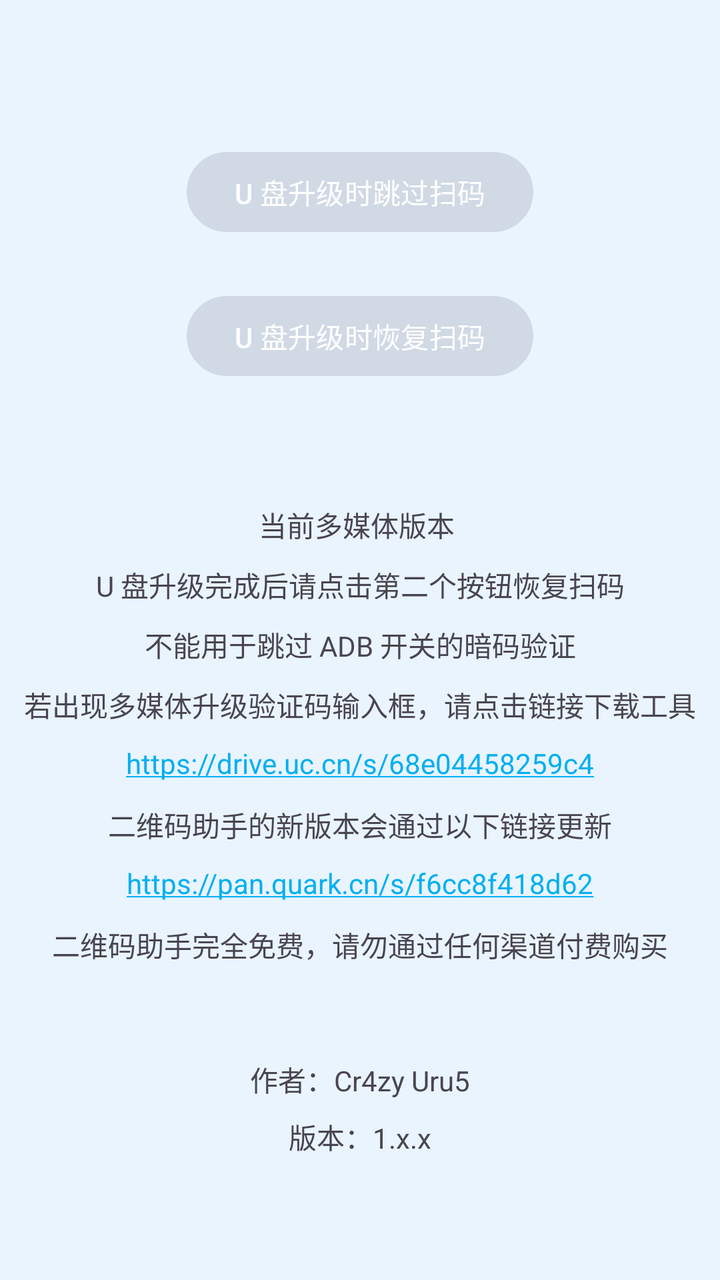
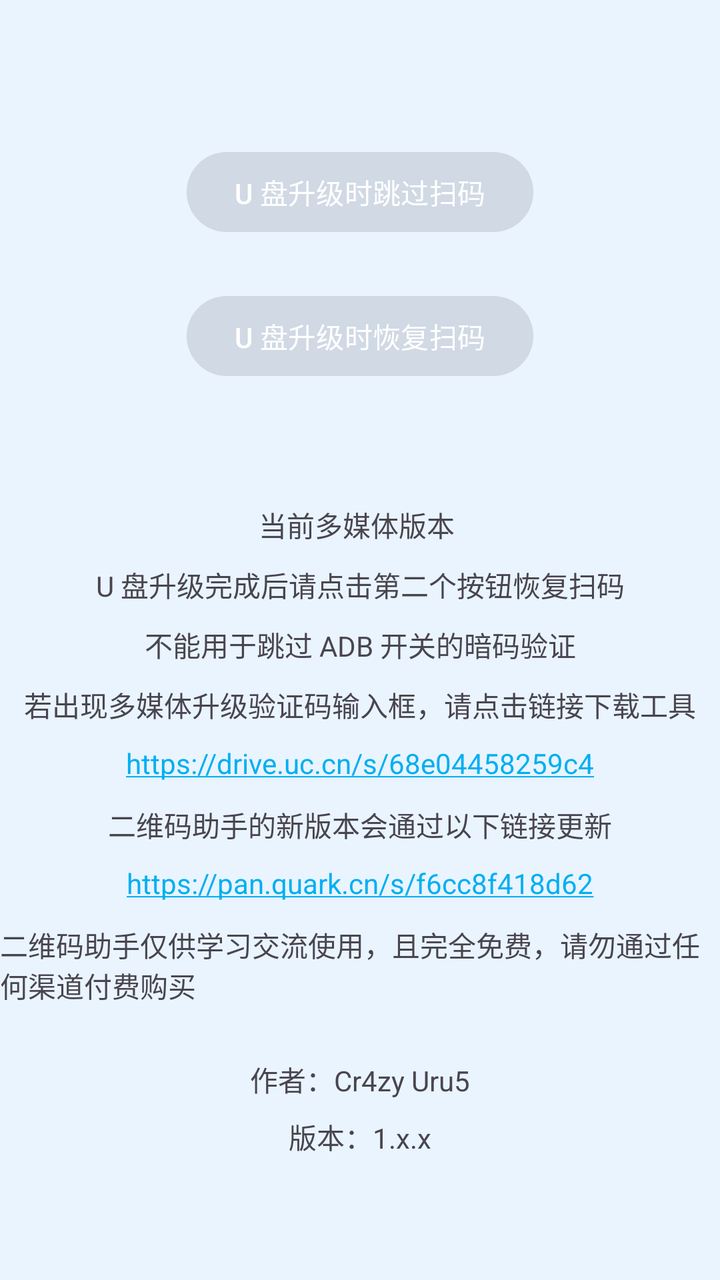

The first picture is an Android layout as it rendered before a commit; the second is the same layout after the commit. The layout source and the unified diff follow.
<!-- AndroidManifest.xml: activity theme Theme.BYDOTAQRCodeBypass -->
<!-- res/layout/activity_main.xml -->
<?xml version="1.0" encoding="utf-8"?>
<androidx.constraintlayout.widget.ConstraintLayout xmlns:android="http://schemas.android.com/apk/res/android"
    xmlns:app="http://schemas.android.com/apk/res-auto"
    xmlns:tools="http://schemas.android.com/tools"
    android:id="@+id/main"
    android:layout_width="match_parent"
    android:layout_height="match_parent"
    android:theme="@style/Theme.BYDOTAQRCodeBypassMain"
    tools:context="com.crazyurus.bydota.qrcodebypass.MainActivity">

    <Button
        android:id="@+id/button"
        android:layout_width="wrap_content"
        android:layout_height="wrap_content"
        android:layout_marginStart="24dp"
        android:layout_marginTop="72dp"
        android:layout_marginEnd="24dp"
        android:enabled="false"
        android:text="U 盘升级时跳过扫码"
        android:textColor="@color/white"
        app:layout_constraintEnd_toEndOf="parent"
        app:layout_constraintStart_toStartOf="parent"
        app:layout_constraintTop_toTopOf="parent" />

    <Button
        android:id="@+id/button2"
        android:layout_width="wrap_content"
        android:layout_height="wrap_content"
        android:layout_marginStart="24dp"
        android:layout_marginTop="24dp"
        android:layout_marginEnd="24dp"
        android:enabled="false"
        android:text="U 盘升级时恢复扫码"
        android:textColor="@color/white"
        app:layout_constraintEnd_toEndOf="parent"
        app:layout_constraintStart_toStartOf="parent"
        app:layout_constraintTop_toBottomOf="@+id/button" />

    <TextView
        android:id="@+id/textView"
        android:layout_width="wrap_content"
        android:layout_height="wrap_content"
        android:layout_marginStart="24dp"
        android:layout_marginEnd="24dp"
        android:layout_marginBottom="90dp"
        android:text="作者：Cr4zy Uru5"
        app:layout_constraintBottom_toBottomOf="parent"
        app:layout_constraintEnd_toEndOf="parent"
        app:layout_constraintStart_toStartOf="parent" />

    <TextView
        android:id="@+id/textVersion"
        android:layout_width="wrap_content"
        android:layout_height="wrap_content"
        android:layout_marginStart="24dp"
        android:layout_marginTop="8dp"
        android:layout_marginEnd="24dp"
        android:text="版本：1.x.x"
        app:layout_constraintEnd_toEndOf="parent"
        app:layout_constraintStart_toStartOf="parent"
        app:layout_constraintTop_toBottomOf="@id/textView" />

    <TextView
        android:id="@+id/textView3"
        android:layout_width="wrap_content"
        android:layout_height="wrap_content"
        android:layout_marginStart="24dp"
        android:layout_marginTop="60dp"
        android:layout_marginEnd="24dp"
        android:text="当前多媒体版本 "
        app:layout_constraintEnd_toEndOf="parent"
        app:layout_constraintStart_toStartOf="parent"
        app:layout_constraintTop_toBottomOf="@+id/button2" />

    <TextView
        android:id="@+id/textView4"
        android:layout_width="wrap_content"
        android:layout_height="wrap_content"
        android:layout_marginStart="24dp"
        android:layout_marginTop="90dp"
        android:layout_marginEnd="24dp"
        android:text="U 盘升级完成后请点击第二个按钮恢复扫码"
        app:layout_constraintEnd_toEndOf="parent"
        app:layout_constraintStart_toStartOf="parent"
        app:layout_constraintTop_toBottomOf="@+id/button2" />

    <TextView
        android:id="@+id/textView5"
        android:layout_width="wrap_content"
        android:layout_height="wrap_content"
        android:layout_marginStart="24dp"
        android:layout_marginTop="120dp"
        android:layout_marginEnd="24dp"
        android:text="不能用于跳过 ADB 开关的暗码验证"
        app:layout_constraintEnd_toEndOf="parent"
        app:layout_constraintStart_toStartOf="parent"
        app:layout_constraintTop_toBottomOf="@+id/button2" />

    <TextView
        android:id="@+id/textView2"
        android:layout_width="wrap_content"
        android:layout_height="wrap_content"
        android:layout_marginStart="24dp"
        android:layout_marginTop="150dp"
        android:layout_marginEnd="24dp"
        android:text="若出现多媒体升级验证码输入框，请点击链接下载工具"
        app:layout_constraintEnd_toEndOf="parent"
        app:layout_constraintStart_toStartOf="parent"
        app:layout_constraintTop_toBottomOf="@+id/button2" />

    <TextView
        android:id="@+id/textLink"
        android:layout_width="wrap_content"
        android:layout_height="wrap_content"
        android:layout_marginStart="24dp"
        android:layout_marginTop="180dp"
        android:layout_marginEnd="24dp"
        android:autoLink="web"
        android:text="https://drive.uc.cn/s/68e04458259c4"
        app:layout_constraintEnd_toEndOf="parent"
        app:layout_constraintStart_toStartOf="parent"
        app:layout_constraintTop_toBottomOf="@+id/button2" />

    <TextView
        android:id="@+id/textView6"
        android:layout_width="wrap_content"
        android:layout_height="wrap_content"
        android:layout_marginStart="24dp"
        android:layout_marginTop="210dp"
        android:layout_marginEnd="24dp"
        android:text="二维码助手的新版本会通过以下链接更新"
        app:layout_constraintEnd_toEndOf="parent"
        app:layout_constraintStart_toStartOf="parent"
        app:layout_constraintTop_toBottomOf="@+id/button2" />

    <TextView
        android:id="@+id/textLink2"
        android:layout_width="wrap_content"
        android:layout_height="wrap_content"
        android:layout_marginStart="24dp"
        android:layout_marginTop="240dp"
        android:layout_marginEnd="24dp"
        android:autoLink="web"
        android:text="https://pan.quark.cn/s/f6cc8f418d62"
        app:layout_constraintEnd_toEndOf="parent"
        app:layout_constraintStart_toStartOf="parent"
        app:layout_constraintTop_toBottomOf="@+id/button2" />

    <TextView
        android:id="@+id/textView7"
        android:layout_width="wrap_content"
        android:layout_height="wrap_content"
        android:layout_marginStart="24dp"
        android:layout_marginTop="270dp"
        android:layout_marginEnd="24dp"
        android:text="二维码助手完全免费，请勿通过任何渠道付费购买"
        app:layout_constraintEnd_toEndOf="parent"
        app:layout_constraintStart_toStartOf="parent"
        app:layout_constraintTop_toBottomOf="@+id/button2" />

</androidx.constraintlayout.widget.ConstraintLayout>
<!-- resources referenced by this layout -->
<resources>
  <color name="white">#FFFFFFFF</color>
  <style name="Theme.BYDOTAQRCodeBypassMain" parent="Theme.Material3.DayNight.NoActionBar">
          <item name="colorPrimary">@color/primary</item>
          <item name="android:background">@color/background</item>
          <item name="android:colorForeground">@color/black</item>
      </style>
  <style name="Theme.BYDOTAQRCodeBypass" parent="android:Theme.Material.Light.NoActionBar" />
  <color name="primary">#00AFF1</color>
  <color name="background">#E9F4FF</color>
  <color name="black">#FF000000</color>
</resources>

<!-- the commit's change to res/layout/activity_main.xml (unified diff, before → after) -->
@@ -153,7 +153,7 @@
         android:layout_marginStart="24dp"
         android:layout_marginTop="270dp"
         android:layout_marginEnd="24dp"
-        android:text="二维码助手完全免费，请勿通过任何渠道付费购买"
+        android:text="二维码助手仅供学习交流使用，且完全免费，请勿通过任何渠道付费购买"
         app:layout_constraintEnd_toEndOf="parent"
         app:layout_constraintStart_toStartOf="parent"
         app:layout_constraintTop_toBottomOf="@+id/button2" />
